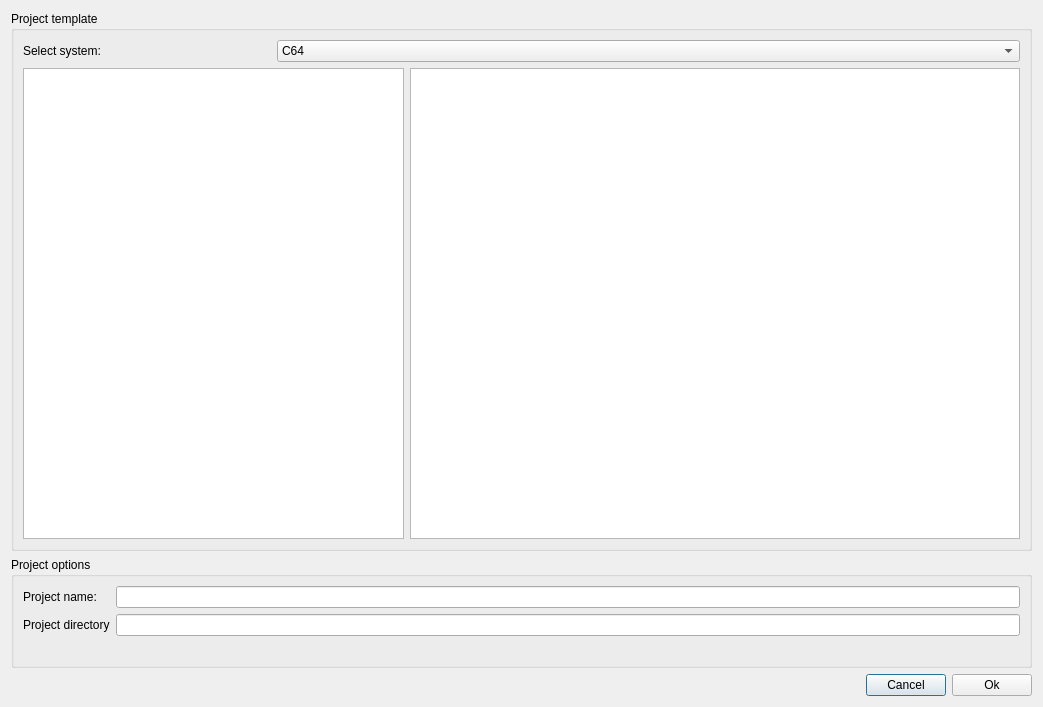
The window that source/dialognewproject.ui (leuat/TRSE) describes before a commit, drawn with Qt 5.
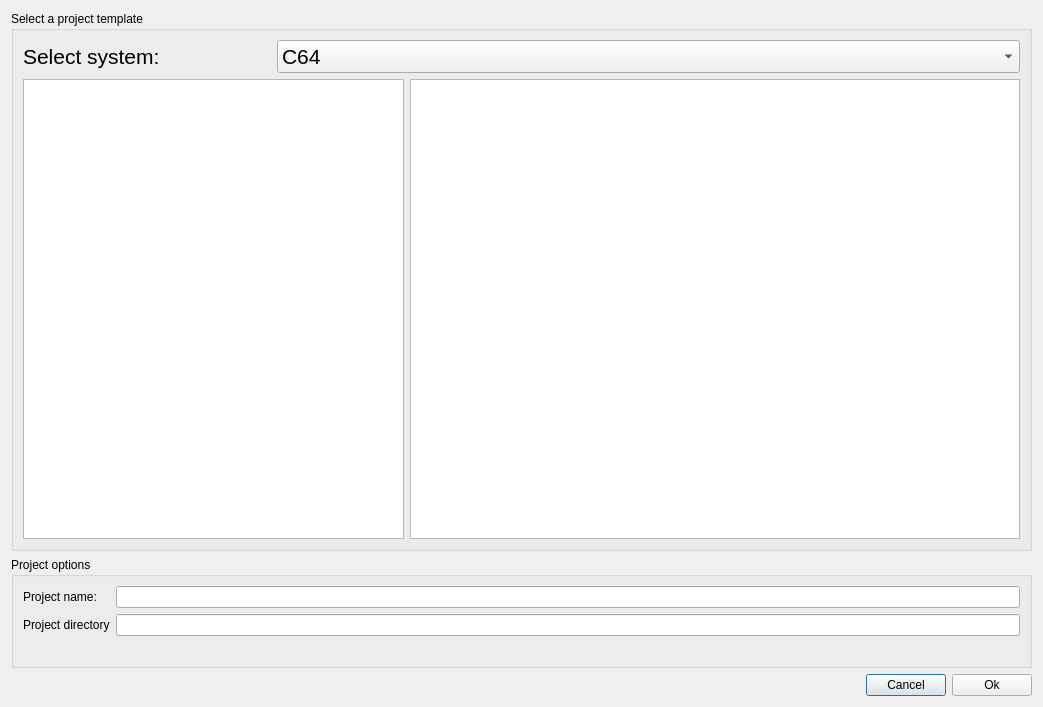
The same window after the commit.

Commit message: PLUS4 template + updates

Patch:
```diff
--- a/source/dialognewproject.ui
+++ b/source/dialognewproject.ui
@@ -17,13 +17,18 @@
    <item>
     <widget class="QGroupBox" name="groupBox_2">
      <property name="title">
-      <string>Project template</string>
+      <string>Select a project template</string>
      </property>
-     <layout class="QGridLayout" name="gridLayout_3" rowstretch="1,10,4,0">
+     <layout class="QGridLayout" name="gridLayout_3" rowstretch="1,10,4">
       <item row="0" column="0">
        <layout class="QHBoxLayout" name="horizontalLayout_2" stretch="5,15">
         <item>
          <widget class="QLabel" name="label_3">
+          <property name="font">
+           <font>
+            <pointsize>16</pointsize>
+           </font>
+          </property>
           <property name="text">
            <string>Select system:</string>
           </property>
@@ -31,6 +36,11 @@
         </item>
         <item>
          <widget class="QComboBox" name="comboBox">
+          <property name="font">
+           <font>
+            <pointsize>16</pointsize>
+           </font>
+          </property>
           <item>
            <property name="text">
             <string>C64</string>
```
Left out of the diff: 5 changed lines with no effect on the pictures. The commit also changes 8 other files.
